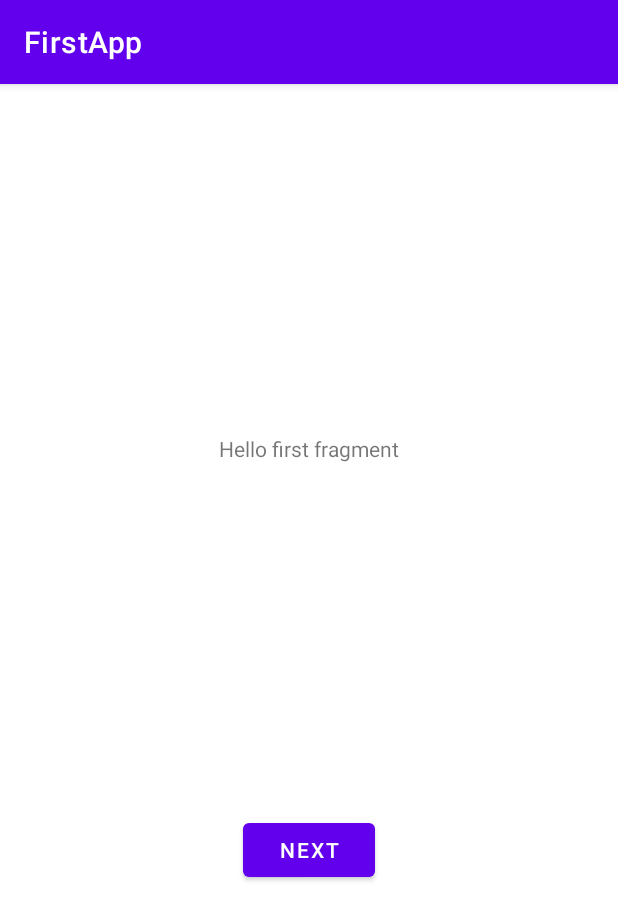
After one commit to bezedache29/FirstApp, an Android app: the fragment FirstFragment shown on its own in the app's theme, on a phone screen of 412 x 824 dp. The commit adds this screen. Shown: the top 920 px of the screen. Run offline under Robolectric (Android 15) with nearby library versions, the phone set to English and light mode, and no system bars.

Commit message:
Debut onclik

```diff
--- a/app/build.gradle
+++ b/app/build.gradle
@@ -39,6 +39,8 @@ dependencies {
     implementation 'androidx.appcompat:appcompat:1.1.0'
     implementation 'com.google.android.material:material:1.1.0'
     implementation 'androidx.constraintlayout:constraintlayout:1.1.3'
+    implementation 'androidx.navigation:navigation-fragment-ktx:2.2.2'
+    implementation 'androidx.navigation:navigation-ui-ktx:2.2.2'
     testImplementation 'junit:junit:4.+'
     androidTestImplementation 'androidx.test.ext:junit:1.1.1'
     androidTestImplementation 'androidx.test.espresso:espresso-core:3.2.0'
--- a/app/src/main/AndroidManifest.xml
+++ b/app/src/main/AndroidManifest.xml
@@ -9,6 +9,10 @@
         android:roundIcon="@mipmap/ic_launcher_round"
         android:supportsRtl="true"
         android:theme="@style/Theme.FirstApp">
+        <activity
+            android:name=".MainActivity2"
+            android:label="@string/title_activity_main2"
+            android:theme="@style/Theme.FirstApp.NoActionBar"></activity>
         <activity android:name=".MainActivity">
             <intent-filter>
                 <action android:name="android.intent.action.MAIN" />
--- /dev/null
+++ b/app/src/main/java/com/example/firstapp/FirstFragment.kt
@@ -0,0 +1,31 @@
+package com.example.firstapp
+
+import android.os.Bundle
+import androidx.fragment.app.Fragment
+import android.view.LayoutInflater
+import android.view.View
+import android.view.ViewGroup
+import android.widget.Button
+import androidx.navigation.fragment.findNavController
+
+/**
+ * A simple [Fragment] subclass as the default destination in the navigation.
+ */
+class FirstFragment : Fragment() {
+
+    override fun onCreateView(
+            inflater: LayoutInflater, container: ViewGroup?,
+            savedInstanceState: Bundle?
+    ): View? {
+        // Inflate the layout for this fragment
+        return inflater.inflate(R.layout.fragment_first, container, false)
+    }
+
+    override fun onViewCreated(view: View, savedInstanceState: Bundle?) {
+        super.onViewCreated(view, savedInstanceState)
+
+        view.findViewById<Button>(R.id.button_first).setOnClickListener {
+            findNavController().navigate(R.id.action_FirstFragment_to_SecondFragment)
+        }
+    }
+}
--- a/app/src/main/java/com/example/firstapp/MainActivity.kt
+++ b/app/src/main/java/com/example/firstapp/MainActivity.kt
@@ -9,3 +9,9 @@ class MainActivity : AppCompatActivity() {
         setContentView(R.layout.activity_main)
     }
 }
+
+class MyButton: OnClickListener {
+    override fun onClick() {
+        setContentView(R.layout.activity_main2)
+    }
+}
--- /dev/null
+++ b/app/src/main/res/layout/content_main.xml
@@ -0,0 +1,6 @@
+<?xml version="1.0" encoding="utf-8"?>
+<androidx.constraintlayout.widget.ConstraintLayout xmlns:android="http://schemas.android.com/apk/res/android"
+    xmlns:app="http://schemas.android.com/apk/res-auto"
+    android:layout_width="match_parent"
+    android:layout_height="match_parent"
+    app:layout_behavior="@string/appbar_scrolling_view_behavior"></androidx.constraintlayout.widget.ConstraintLayout>
--- /dev/null
+++ b/app/src/main/res/layout/fragment_first.xml
@@ -0,0 +1,28 @@
+<?xml version="1.0" encoding="utf-8"?>
+<androidx.constraintlayout.widget.ConstraintLayout xmlns:android="http://schemas.android.com/apk/res/android"
+    xmlns:app="http://schemas.android.com/apk/res-auto"
+    xmlns:tools="http://schemas.android.com/tools"
+    android:layout_width="match_parent"
+    android:layout_height="match_parent"
+    tools:context=".FirstFragment">
+
+    <TextView
+        android:id="@+id/textview_first"
+        android:layout_width="wrap_content"
+        android:layout_height="wrap_content"
+        android:text="@string/hello_first_fragment"
+        app:layout_constraintBottom_toTopOf="@id/button_first"
+        app:layout_constraintEnd_toEndOf="parent"
+        app:layout_constraintStart_toStartOf="parent"
+        app:layout_constraintTop_toTopOf="parent" />
+
+    <Button
+        android:id="@+id/button_first"
+        android:layout_width="wrap_content"
+        android:layout_height="wrap_content"
+        android:text="@string/next"
+        app:layout_constraintBottom_toBottomOf="parent"
+        app:layout_constraintEnd_toEndOf="parent"
+        app:layout_constraintStart_toStartOf="parent"
+        app:layout_constraintTop_toBottomOf="@id/textview_first" />
+</androidx.constraintlayout.widget.ConstraintLayout>
--- /dev/null
+++ b/app/src/main/res/values/dimens.xml
@@ -0,0 +1,3 @@
+<resources>
+    <dimen name="fab_margin">16dp</dimen>
+</resources>
--- a/app/src/main/res/values/strings.xml
+++ b/app/src/main/res/values/strings.xml
@@ -4,4 +4,13 @@
     <string name="mon_formulaire">Mon Formulaire</string>
     <string name="prenom">Prenom</string>
     <string name="button">Button</string>
+    <string name="title_activity_main2">MainActivity</string>
+    <!-- Strings used for fragments for navigation -->
+    <string name="first_fragment_label">First Fragment</string>
+    <string name="second_fragment_label">Second Fragment</string>
+    <string name="next">Next</string>
+    <string name="previous">Previous</string>
+
+    <string name="hello_first_fragment">Hello first fragment</string>
+    <string name="hello_second_fragment">Hello second fragment. Arg: %1$s</string>
 </resources>
--- a/app/src/main/res/values/themes.xml
+++ b/app/src/main/res/values/themes.xml
@@ -13,4 +13,13 @@
         <item name="android:statusBarColor" tools:targetApi="l">?attr/colorPrimaryVariant</item>
         <!-- Customize your theme here. -->
     </style>
+
+    <style name="Theme.FirstApp.NoActionBar">
+        <item name="windowActionBar">false</item>
+        <item name="windowNoTitle">true</item>
+    </style>
+
+    <style name="Theme.FirstApp.AppBarOverlay" parent="ThemeOverlay.AppCompat.Dark.ActionBar" />
+
+    <style name="Theme.FirstApp.PopupOverlay" parent="ThemeOverlay.AppCompat.Light" />
 </resources>
```
Also changed, not shown: app/src/main/java/com/example/firstapp/MainActivity2.kt (added, +20 -0 lines), app/src/main/java/com/example/firstapp/SecondFragment.kt (added, +31 -0 lines), app/src/main/res/layout/activity_main2.xml (added, +33 -0 lines), app/src/main/res/layout/fragment_second.xml (added, +27 -0 lines), app/src/main/res/navigation/nav_graph.xml (added, +28 -0 lines).
